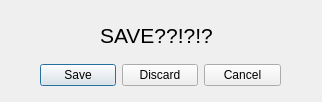
Before: the Qt Designer form uis/save.ui in Vitja-Nosa/diablo2_run_logger, drawn with Qt 5.
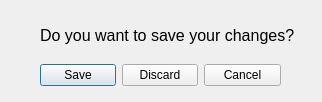
After: the same form once the commit is applied.

What changed in the file:
```diff
--- a/uis/save.ui
+++ b/uis/save.ui
@@ -38,20 +38,20 @@
   <widget class="QLabel" name="label">
    <property name="geometry">
     <rect>
-     <x>100</x>
+     <x>40</x>
      <y>10</y>
-     <width>141</width>
+     <width>271</width>
      <height>51</height>
     </rect>
    </property>
    <property name="font">
     <font>
      <family>Arial</family>
-     <pointsize>16</pointsize>
+     <pointsize>12</pointsize>
     </font>
    </property>
    <property name="text">
-    <string>SAVE??!?!?</string>
+    <string>Do you want to save your changes?</string>
    </property>
   </widget>
  </widget>
```
Left out of the diff: 2 changed lines with no effect on the pictures.
